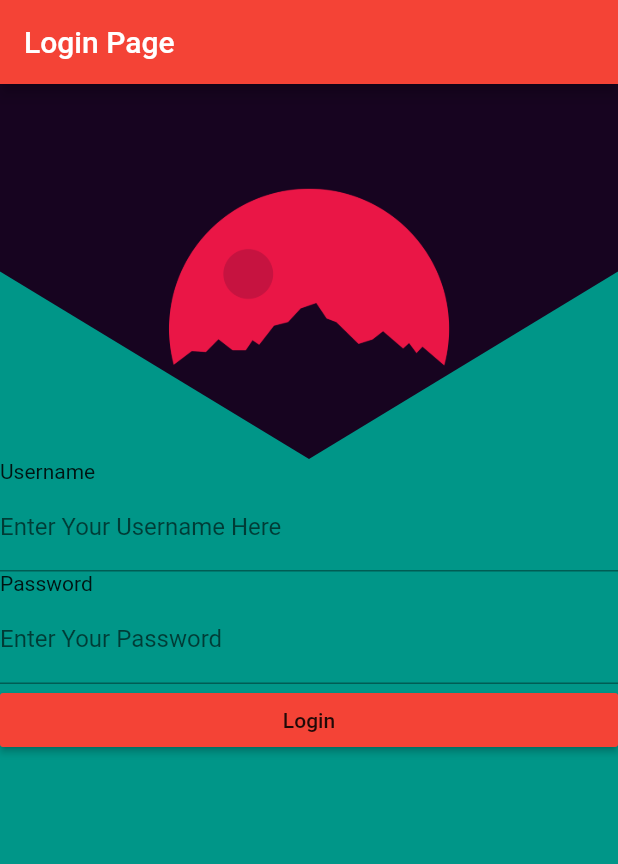
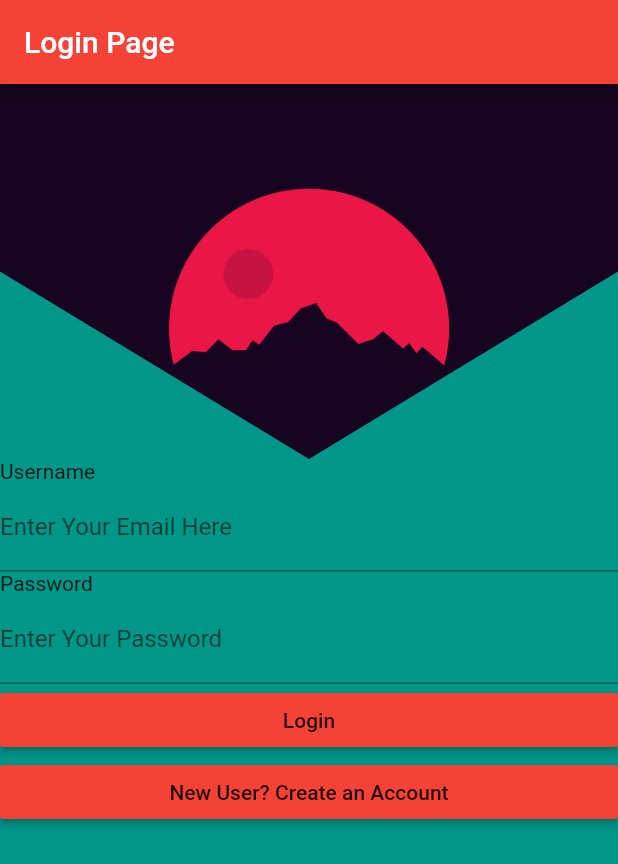
Before and after one commit to rishabhy22/LenDenV1, a Flutter app: the screen it shows after launch, after a tap on "Login", on a phone screen of 412 x 824 dp. Shown: the top 864 px of the screen. Run offline on Flutter 3.47's test engine with Material 2 defaults, Android fonts, the phone set to English and light mode, and no system bars; our stand-ins replace cloud_firestore, firebase_auth; accounts and stored records are empty.

```diff
--- a/lib/accountpage.dart
+++ b/lib/accountpage.dart
@@ -1,5 +1,6 @@
 import 'dart:ui' as prefix0;
 
+import 'package:firebase_auth/firebase_auth.dart';
 import 'package:flutter/cupertino.dart';
 import 'package:flutter/material.dart';
 
@@ -136,6 +137,8 @@ class Top extends StatelessWidget {
 }
 
 class AccountPage extends StatefulWidget {
+  AccountPage({Key key, this.user}):super(key:key);
+  FirebaseUser user;
   @override
   AccountPageState createState() {
     return AccountPageState();
@@ -212,7 +215,6 @@ class AccountPageState extends State<AccountPage> {
                         size: 30,
                       ),
                       onPressed: () {
-                        setState(() {});
                       }),
                 ),
               ]),
--- a/lib/main.dart
+++ b/lib/main.dart
@@ -1,7 +1,8 @@
+import 'package:cloud_firestore/cloud_firestore.dart';
+import 'package:firebase_auth/firebase_auth.dart';
 import 'package:flutter/material.dart';
-import 'package:flutter/rendering.dart';
-import 'package:flutter/widgets.dart';
 import 'package:flutter_hello_world/accountpage.dart';
+import 'package:flutter_hello_world/createaccount.dart';
 import 'package:flutter_hello_world/incoming.dart';
 import 'package:flutter_hello_world/notifications.dart';
 import 'package:flutter_hello_world/outgoing.dart';
@@ -56,22 +57,22 @@ class UsrChk extends StatefulWidget {
 }
 
 class _UsrChkState extends State<UsrChk> {
-  final usrName = TextEditingController();
-  final pssWrd = TextEditingController();
+  final email = TextEditingController();
+  final pwd = TextEditingController();
+  final GlobalKey<FormState> usrLoginKey = GlobalKey<FormState>();
+
   @override
-  void initState()
-  {
+  void initState() {
     super.initState();
-    usrName.addListener((){});
-    pssWrd.addListener((){});
   }
-  @override
-  void dispose()
-  {
+
+/*  @override
+  void dispose() {
     usrName.dispose();
     pssWrd.dispose();
     super.dispose();
-  }
+  }*/
+
   @override
   Widget build(BuildContext context) {
     return Container(
@@ -80,30 +81,66 @@ class _UsrChkState extends State<UsrChk> {
         children: <Widget>[
           Column1(),
           Text('Username'),
-          TextField(
-            decoration: InputDecoration(labelText: 'Enter Your Username Here'),
-            controller: usrName,
+          TextFormField(
+            decoration: InputDecoration(labelText: 'Enter Your Email Here'),
+            controller: email,
+            keyboardType: TextInputType.emailAddress,
           ),
           Text('Password'),
-          TextField(
+          TextFormField(
+            obscureText: true,
             decoration: InputDecoration(labelText: 'Enter Your Password'),
-            controller: pssWrd,
+            controller: pwd,
+            validator: (value) {
+              if (value.length < 8)
+                return 'Password strength must be greater than 8 characters';
+              else
+                return null;
+            },
           ),
           RaisedButton(
             color: Colors.red,
-            onPressed: () {
-              if(usrName.text=='Rishabh Yadav'&&pssWrd.text=='abcd')
-                return Navigator.pushNamed(context, 'accountpage');
-              else
-                return showDialog(context: context,
-                builder: (context){
+            onPressed: () async {
+              if (usrLoginKey.currentState.validate()) {
+                await FirebaseAuth.instance
+                    .signInWithEmailAndPassword(
+                        email: email.text, password: pwd.text)
+                    .then((currentUser) {
+                  return Firestore.instance
+                      .collection("AppUsers")
+                      .document(currentUser.user.uid)
+                      .get()
+                      .then((result) {
+                    Navigator.pushReplacement(context,
+                        MaterialPageRoute(builder: (context) {
+                      return AccountPage(
+                        user: result["fname"],
+                      );
+                    }));
+                  }).catchError((err) {
+                    return print(err);
+                  });
+                }).catchError((err) {
+                  return print(err);
+                });
+              } else {
+                showDialog(
+                    context: context,
+                    builder: (context) {
                       return AlertDialog(
                         content: Text('Invalid Username or Password'),
                       );
+                    });
               }
-                );
             },
-            child: Container(child: Text('Login')),
+            child: Text('Login'),
+          ),
+          RaisedButton(
+            color: Colors.red,
+            child: Text('New User? Create an Account'),
+            onPressed: () {
+              Navigator.pushNamed(context, 'createaccount');
+            },
           )
         ],
       ),
@@ -128,25 +165,27 @@ class LoginScaffold extends StatelessWidget {
   }
 }
 
-class LoginPage extends StatefulWidget {
-  @override
-  _LoginPageState createState() {
-    return _LoginPageState();
-  }
-}
-
-class _LoginPageState extends State<LoginPage> {
+class LoginPage extends StatelessWidget {
   @override
   Widget build(BuildContext context) {
+    return StreamBuilder<FirebaseUser>(
+        stream: FirebaseAuth.instance.onAuthStateChanged,
+        builder: (context, snapshot) {
           return MaterialApp(
             debugShowCheckedModeBanner: false,
-      initialRoute: 'loginpage',
+            initialRoute: (snapshot.hasData) ? 'accountpage' : 'loginpage',
             routes: {
               'loginpage': (context) {
                 return SafeArea(child: LoginScaffold());
               },
+              'createaccount': (context) {
+                return SafeArea(child: SignIn());
+              },
               'accountpage': (context) {
-          return SafeArea(child: AccountPage());
+                return SafeArea(
+                    child: AccountPage(
+                  user: snapshot.data,
+                ));
               },
               'incoming': (context) {
                 return SafeArea(child: Len());
@@ -159,5 +198,6 @@ class _LoginPageState extends State<LoginPage> {
               }
             },
           );
+        });
   }
 }
--- a/pubspec.yaml
+++ b/pubspec.yaml
@@ -19,12 +19,10 @@ environment:
 dependencies:
   flutter:
     sdk: flutter
-  english_words:
-  provider: ^3.0.0
-
+  firebase_auth: 0.14.0+8
+  cloud_firestore: 0.12.10
   # The following adds the Cupertino Icons font to your application.
   # Use with the CupertinoIcons class for iOS style icons.
-  cupertino_icons: ^0.1.2
 
 dev_dependencies:
   flutter_test:
```
Also changed, not shown: lib/createaccount.dart (added, +167 -0 lines), assets/Images/Money-in-Fascism-GQ-2018-103018.jpg (added), assets/Images/crop.jpg (deleted), pubspec.lock, 5 other files. Lines whose indentation alone changed are shown as unchanged.
